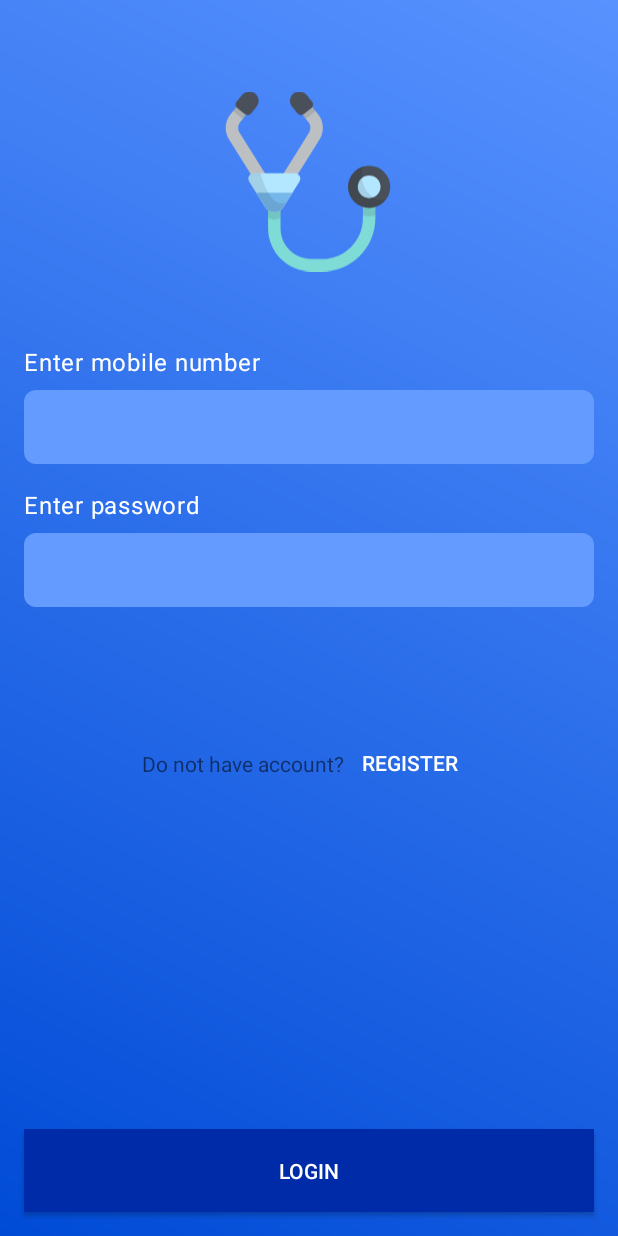
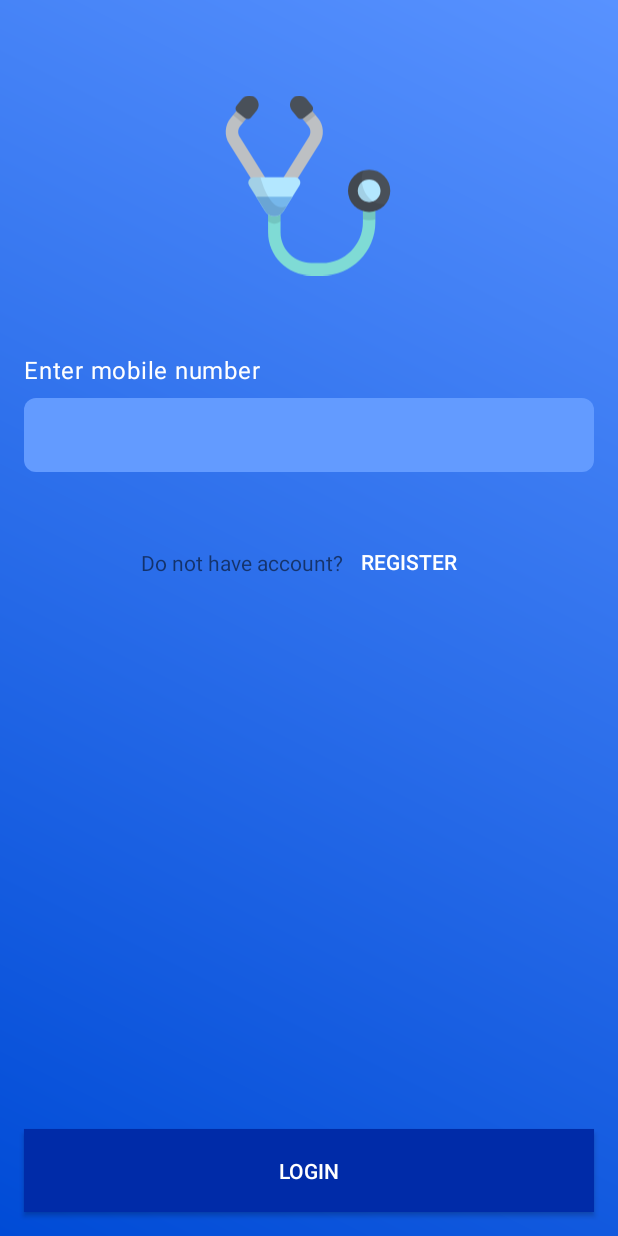
Before and after one commit to jobinjj/FirebaseQuerying, an Android app: the screen it shows after launch (LoginScreen), on a phone screen of 412 x 824 dp. Run offline under Robolectric (Android 15) with nearby library versions, the phone set to English and light mode, and no system bars; our stand-ins replace Volley.

Commit message:
Online login system 0.5

```diff
--- a/app/src/main/res/layout/activity_login_screen.xml
+++ b/app/src/main/res/layout/activity_login_screen.xml
@@ -6,21 +6,9 @@
     android:layout_width="match_parent"
     android:layout_height="match_parent"
     android:background="@drawable/bg_gradient"
-    tools:context=".main.LoginScreen">
+    tools:context=".main.LoginScreen"><![CDATA[
 
-    <TextView
-        android:id="@+id/textView17"
-        style="@style/TextAppearance.MaterialComponents.Body1"
-        android:layout_width="wrap_content"
-        android:layout_height="wrap_content"
-        android:layout_marginStart="16dp"
-        android:layout_marginTop="16dp"
-        android:text="Enter password"
-        android:textColor="#fff"
-        app:layout_constraintStart_toStartOf="parent"
-        app:layout_constraintTop_toBottomOf="@+id/ed_username" />
-
-    <EditText
+    EditText
         android:id="@+id/ed_password"
         android:layout_width="0dp"
         android:layout_height="49dp"
@@ -37,6 +25,8 @@
         app:layout_constraintHorizontal_bias="0.0"
         app:layout_constraintStart_toStartOf="parent"
         app:layout_constraintTop_toBottomOf="@+id/textView17" />
+
+    ]]>
 
     <EditText
         android:id="@+id/ed_username"
@@ -74,7 +64,7 @@
     <ImageView
         android:id="@+id/imageView10"
         android:layout_width="120dp"
-        android:layout_height="130dp"
+        android:layout_height="135dp"
         android:layout_marginTop="56dp"
         app:layout_constraintEnd_toEndOf="parent"
         app:layout_constraintHorizontal_bias="0.498"
@@ -96,13 +86,14 @@
 
     <android.support.constraint.ConstraintLayout
         android:layout_width="wrap_content"
-        android:layout_height="wrap_content"
+        android:layout_height="72dp"
         android:layout_marginStart="8dp"
-        android:layout_marginTop="80dp"
+        android:layout_marginTop="24dp"
         android:layout_marginEnd="8dp"
         app:layout_constraintEnd_toEndOf="parent"
+        app:layout_constraintHorizontal_bias="0.497"
         app:layout_constraintStart_toStartOf="parent"
-        app:layout_constraintTop_toBottomOf="@+id/ed_password">
+        app:layout_constraintTop_toBottomOf="@+id/ed_username">
 
         <TextView
             android:id="@+id/textView33"
@@ -119,10 +110,10 @@
             style="@style/Widget.AppCompat.Button.Borderless"
             android:layout_width="wrap_content"
             android:layout_height="wrap_content"
+            android:onClick="goToRegisterActivity"
             android:text="Register"
-            android:onClick="goToRegisterActivity"
+            android:textColor="#fff"
             app:layout_constraintBottom_toBottomOf="parent"
-            android:textColor="#fff"
             app:layout_constraintEnd_toEndOf="parent"
             app:layout_constraintTop_toTopOf="parent" />
     </android.support.constraint.ConstraintLayout>
```
